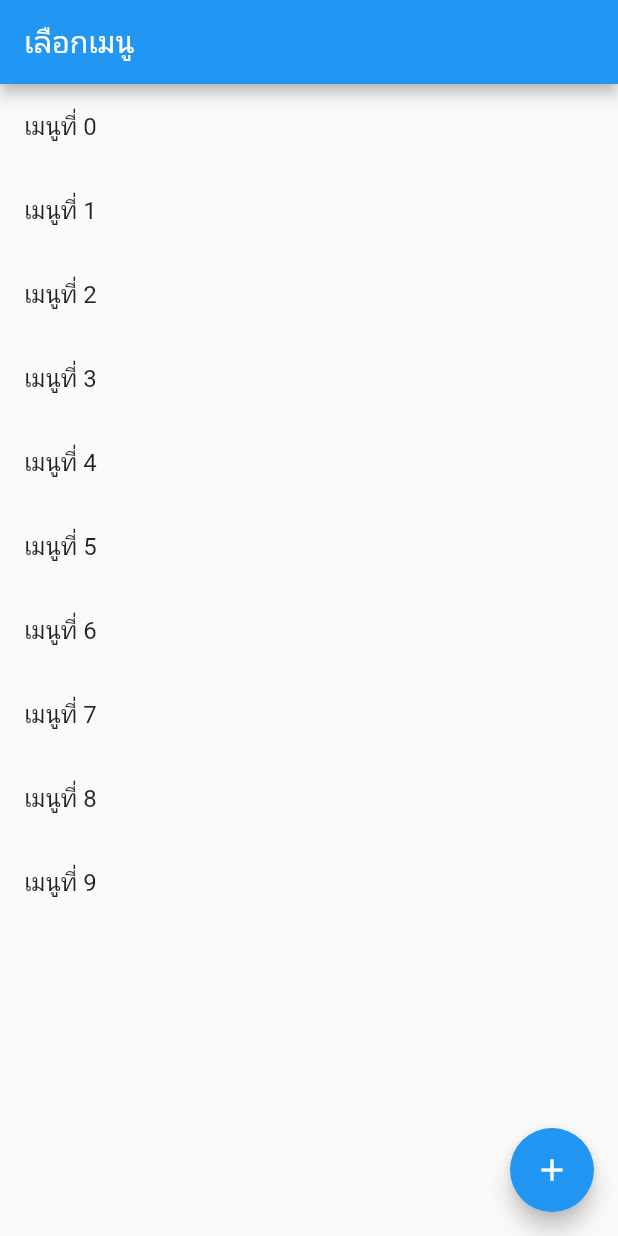
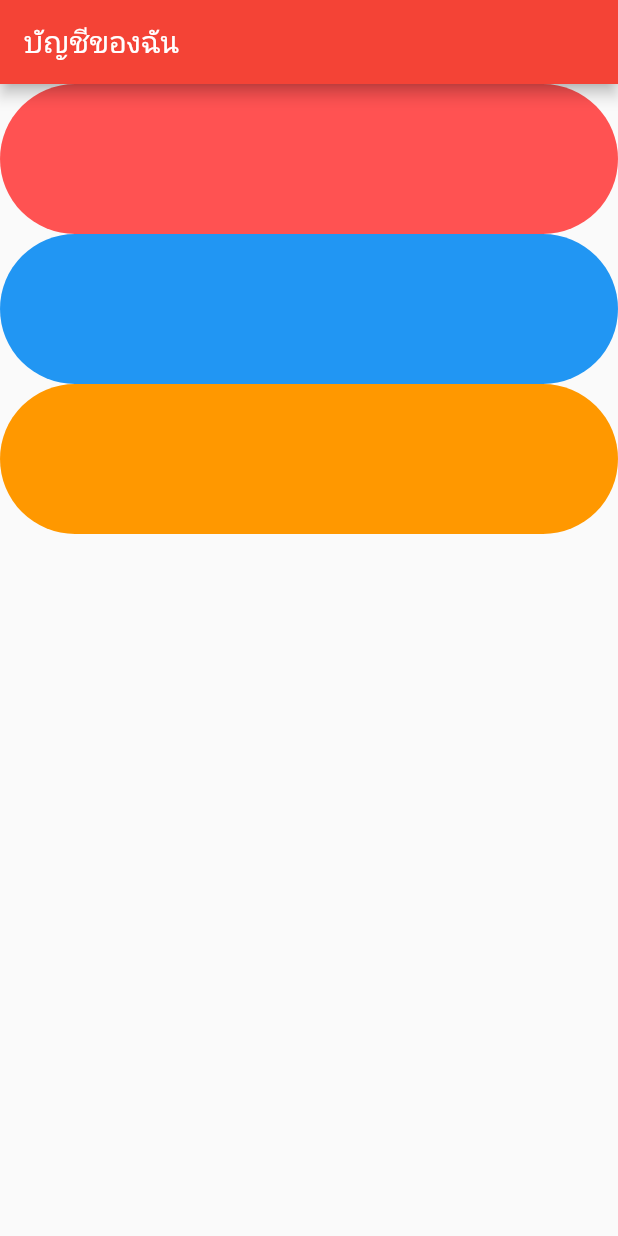
Before and after one commit to johnR46/flutter_kong_, a Flutter app: the screen it shows after launch, on a phone screen of 412 x 824 dp. Run offline on Flutter 3.47's test engine with Material 2 defaults, Android fonts, the phone set to English and light mode, and no system bars.

Commit message:
BoxDecoration

```diff
--- /dev/null
+++ b/lib/FoodMenu.dart
@@ -0,0 +1,8 @@
+class FoodMenu {
+  String name;
+  String price;
+
+  String imgFood;
+
+  FoodMenu(this.name, this.price, this.imgFood);
+}
--- a/lib/main.dart
+++ b/lib/main.dart
@@ -1,18 +1,17 @@
 import 'package:flutter/material.dart';
+import 'FoodMenu.dart';
 
 void main() {
   runApp(MyApp());
 }
 
 class MyApp extends StatelessWidget {
-  // This widget is the root of your application.
   @override
   Widget build(BuildContext context) {
     return MaterialApp(
       title: 'Flutter Demo',
-      color: Colors.red,
       theme: ThemeData(
-        primarySwatch: Colors.blue,
+        primarySwatch: Colors.red,
         visualDensity: VisualDensity.adaptivePlatformDensity,
       ),
       home: MyHomePage(title: 'Flutter Demo Home Page'),
@@ -30,32 +29,35 @@ class MyHomePage extends StatefulWidget {
 }
 
 class _MyHomePageState extends State<MyHomePage> {
-  int _counter = 0;
-
-  void _incrementCounter() {
-    setState(() {
-      _counter++;
-    });
-  }
-
   @override
   Widget build(BuildContext context) {
     return Scaffold(
-      appBar: AppBar(
-        // Here we take the value from the MyHomePage object that was created by
-        // the App.build method, and use it to set our appbar title.
-        title: Text('เลือกเมนู'),
-      ),
-      body: ListView.builder(
-          itemCount: 10 + _counter,
-          itemBuilder: (BuildContext contex, int index) {
-            return ListTile(title: Text('เมนูที่ $index'));
-          }),
-      floatingActionButton: FloatingActionButton(
-        onPressed: _incrementCounter,
-        tooltip: 'Increment',
-        child: Icon(Icons.add),
-      ), // This trailing comma makes auto-formatting nicer for build methods.
-    );
+        appBar: AppBar(
+          title: Text('บัญชีของฉัน'),
+        ),
+        body: Column(
+          children: [
+            Container(
+              // กำหรดกล่อง
+              decoration: BoxDecoration(
+                  color: Colors.redAccent,
+                  borderRadius: BorderRadius.circular(100)),
+              height: 100,
+            ),
+            Container(
+              // กำหรดกล่อง
+              decoration: BoxDecoration(
+                  color: Colors.blue, borderRadius: BorderRadius.circular(100)),
+              height: 100,
+            ),
+            Container(
+              // กำหรดกล่อง
+              decoration: BoxDecoration(
+                  color: Colors.orange,
+                  borderRadius: BorderRadius.circular(100)),
+              height: 100,
+            )
+          ],
+        ));
   }
 }
--- a/pubspec.yaml
+++ b/pubspec.yaml
@@ -48,7 +48,9 @@ flutter:
   # assets:
   #   - images/a_dot_burr.jpeg
   #   - images/a_dot_ham.jpeg
-
+  assets:
+    - assets/
+    - assets/image/
   # An image asset can refer to one or more resolution-specific "variants", see
   # https://flutter.dev/assets-and-images/#resolution-aware.
 
```
